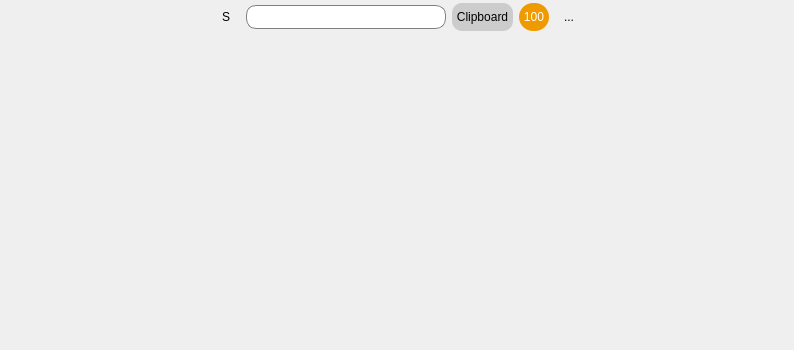
Before: the Qt Designer form widget/MPasteWidget.ui in SeptemberHX/MPaste, drawn with Qt 5.
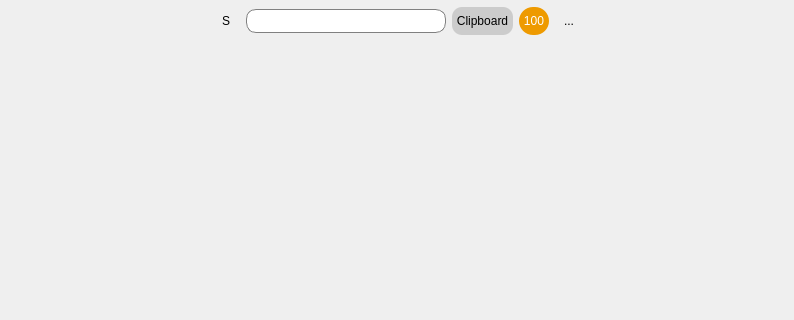
After: the same form once the commit is applied. Icons and pictures are not drawn.

Patch:
```diff
--- a/widget/MPasteWidget.ui
+++ b/widget/MPasteWidget.ui
@@ -7,7 +7,7 @@
     <x>0</x>
     <y>0</y>
     <width>794</width>
-    <height>350</height>
+    <height>320</height>
    </rect>
   </property>
   <property name="sizePolicy">
@@ -43,6 +43,12 @@
        <verstretch>0</verstretch>
       </sizepolicy>
      </property>
+     <property name="minimumSize">
+      <size>
+       <width>0</width>
+       <height>36</height>
+      </size>
+     </property>
      <layout class="QHBoxLayout" name="horizontalLayout">
       <property name="leftMargin">
        <number>0</number>
```
